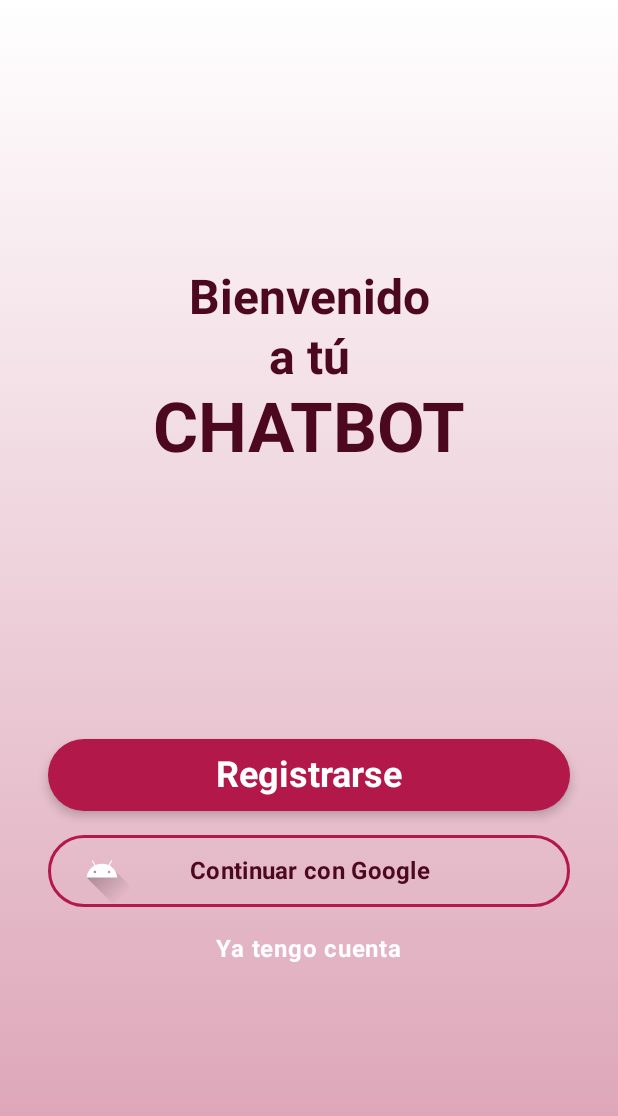
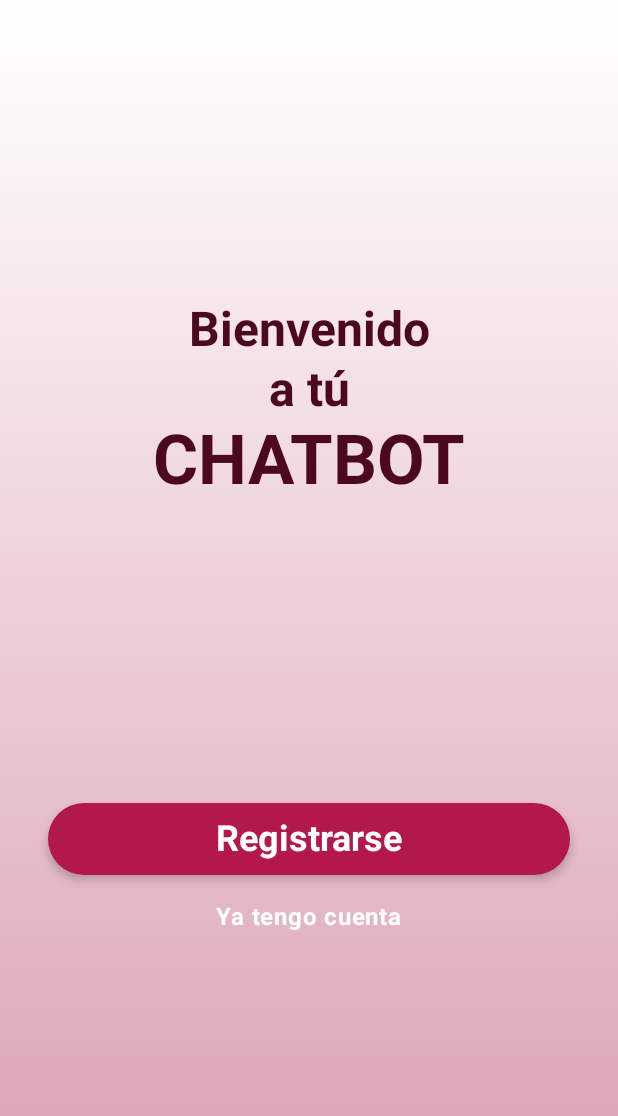
Before and after one commit to gasToledo/FirebaseTP-ChatBot, an Android app built with Jetpack Compose: the @Preview function InitialScreenPreview, on a phone screen of 412 x 824 dp. Shown: the top 1116 px of the screen. Run offline under Robolectric (Android 15) with nearby library versions, the phone set to English and light mode, and no system bars.

```diff
--- a/app/src/main/java/com/tp/firebase/tp/ui/screen/InitialScreen.kt
+++ b/app/src/main/java/com/tp/firebase/tp/ui/screen/InitialScreen.kt
@@ -95,13 +95,13 @@ fun InitialScreen(
 
         Spacer(modifier = Modifier.height(16.dp))
 
-        CustomButton(
+        /*CustomButton(
             modifier = Modifier.clickable {},
             image = R.drawable.ic_launcher_foreground,
             text = "Continuar con Google"
         )
 
-        Spacer(modifier = Modifier.height(16.dp))
+        Spacer(modifier = Modifier.height(16.dp))*/
 
         Text(
             text = "Ya tengo cuenta",
```
